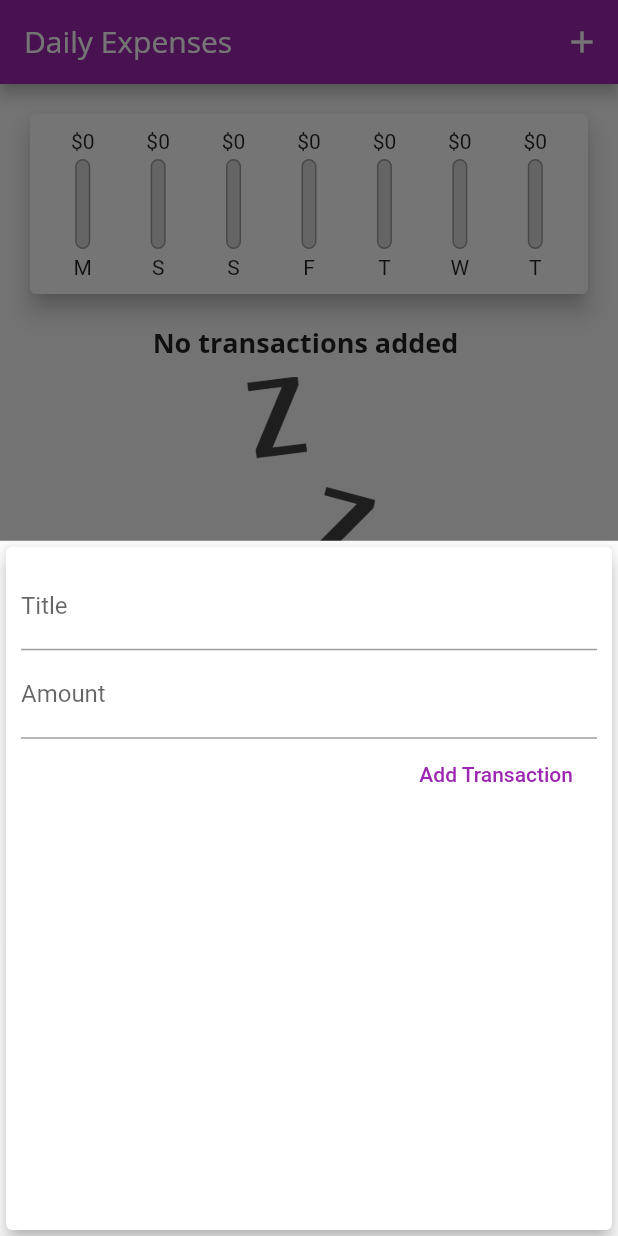
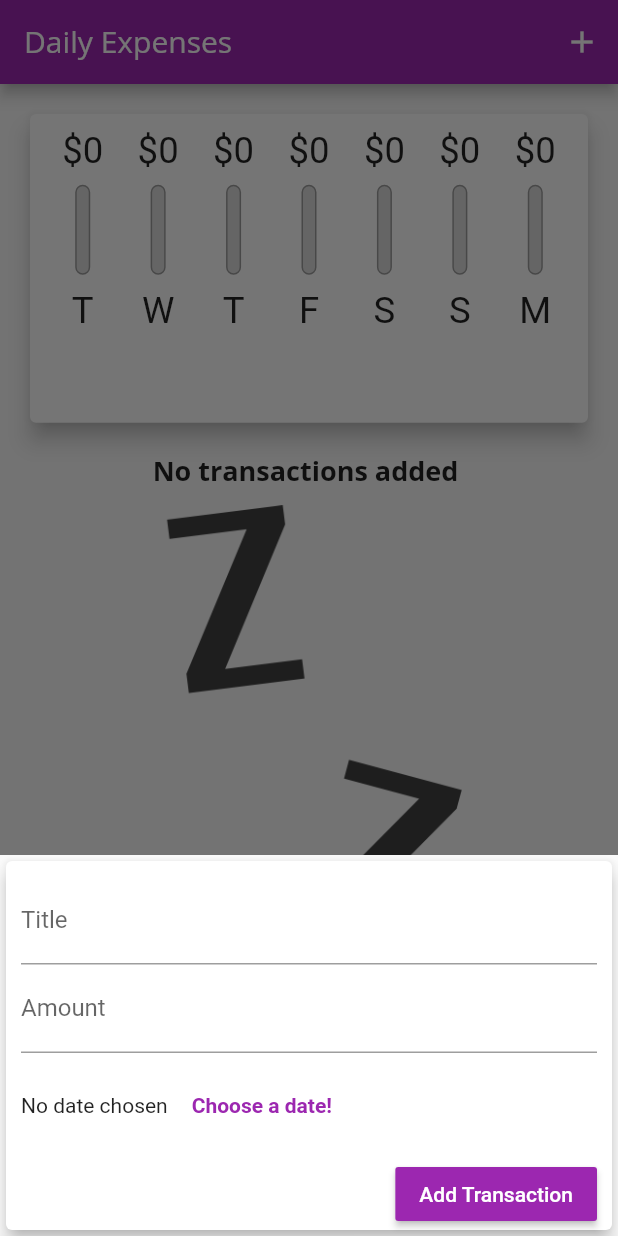
Before and after one commit to GikundaMbiriri/expenses-app, a Flutter app: the screen it shows after launch, after a tap on the "add" icon, on a phone screen of 412 x 824 dp. Run offline on Flutter 3.47's test engine with Material 2 defaults, Android fonts, the phone set to English and light mode, and no system bars.

Commit message:
second commit

```diff
--- a/lib/main.dart
+++ b/lib/main.dart
@@ -25,7 +25,7 @@ class MyApp extends StatelessWidget {
           appBarTheme: AppBarTheme(
             textTheme: ThemeData.light().textTheme.copyWith(
                 headline6: TextStyle(fontFamily: 'OpenSans', fontSize: 20),
-                ),
+                button: TextStyle(color: Colors.white)),
           )),
       home: MyHomePage(),
     );
@@ -49,6 +49,7 @@ class MyHomePageState extends State<MyHomePage> {
     // Transaction(
     //     id: 't2', title: 'new shirt', amount: 79.99, date: DateTime.now())
   ];
+  bool showChart = false;
   List<Transaction> get recent {
     return transactions
         .where(
@@ -67,24 +68,39 @@ class MyHomePageState extends State<MyHomePage> {
     });
   }
 
+  void datePicker(BuildContext ctx) {
+    showDatePicker(
+        context: ctx,
+        initialDate: DateTime.now(),
+        firstDate: DateTime(2019),
+        lastDate: DateTime.now());
+  }
+
   void startTx(BuildContext ctx) {
     showModalBottomSheet(
       context: ctx,
       builder: (bCtx) {
         return GestureDetector(
           onTap: () {},
-          child: NewTransaction(
-              _addNewTransaction, titleController, amountController),
+          child: NewTransaction(_addNewTransaction, titleController,
+              amountController, datePicker),
           behavior: HitTestBehavior.opaque,
         );
       },
     );
   }
 
+  void deleteT(String id) {
+    setState(() {
+      transactions.removeWhere((tx) => tx.id == id);
+    });
+  }
+
   @override
   Widget build(BuildContext context) {
-    return Scaffold(
-      appBar: AppBar(
+    final isLandscape =
+        MediaQuery.of(context).orientation == Orientation.landscape;
+    final appBar = AppBar(
       title: Text('Daily Expenses'),
       actions: [
         IconButton(
@@ -92,14 +108,50 @@ class MyHomePageState extends State<MyHomePage> {
           icon: Icon(Icons.add),
         )
       ],
-      ),
+    );
+    final txListWidget = Container(
+        height: (MediaQuery.of(context).size.height -
+            appBar.preferredSize.height -
+            MediaQuery.of(context).padding.top),
+        child: TransactionList(transactions, deleteT));
+    return Scaffold(
+      appBar: appBar,
       body: SingleChildScrollView(
           child: Column(
               mainAxisAlignment: MainAxisAlignment.start,
               crossAxisAlignment: CrossAxisAlignment.stretch,
               children: <Widget>[
-            Chart(recent),
-            TransactionList(transactions)
+            if (isLandscape)
+              Row(
+                mainAxisAlignment: MainAxisAlignment.center,
+                children: [
+                  Text('SHOW chart'),
+                  Switch(
+                      value: showChart,
+                      onChanged: (val) {
+                        setState(() {
+                          showChart = val;
+                        });
+                      })
+                ],
+              ),
+            if (!isLandscape)
+              Container(
+                  height: (MediaQuery.of(context).size.height -
+                          appBar.preferredSize.height -
+                          MediaQuery.of(context).padding.top) *
+                      0.32,
+                  child: Chart(recent)),
+            if (!isLandscape) txListWidget,
+            if (isLandscape)
+              showChart
+                  ? Container(
+                      height: (MediaQuery.of(context).size.height -
+                              appBar.preferredSize.height -
+                              MediaQuery.of(context).padding.top) *
+                          0.7,
+                      child: Chart(recent))
+                  : txListWidget
           ])),
       floatingActionButtonLocation: FloatingActionButtonLocation.centerFloat,
       floatingActionButton: FloatingActionButton(
--- a/lib/widgets/chart.dart
+++ b/lib/widgets/chart.dart
@@ -21,7 +21,7 @@ class Chart extends StatelessWidget {
         'day': DateFormat.E().format(weekDay).substring(0, 1),
         'amount': totalSum
       };
-    });
+    }).reversed.toList();
   }
 
   double get maxS {
@@ -32,7 +32,9 @@ class Chart extends StatelessWidget {
 
   @override
   Widget build(BuildContext context) {
-    return Card(
+    return Container(
+      height: MediaQuery.of(context).size.height * 0.3,
+      child: Card(
           elevation: 6,
           margin: EdgeInsets.all(20),
           child: Container(
@@ -51,6 +53,7 @@ class Chart extends StatelessWidget {
                       ))
                   .toList(),
             ),
-        ));
+          )),
+    );
   }
 }
--- a/lib/widgets/chart_bar.dart
+++ b/lib/widgets/chart_bar.dart
@@ -9,16 +9,20 @@ class ChartBar extends StatelessWidget {
 
   @override
   Widget build(BuildContext context) {
+    return LayoutBuilder(builder: (ctx, constraints) {
       return Column(children: [
-      FittedBox(child: Text('\$${sAmount.toStringAsFixed(0)}')),
+        Container(
+            height: constraints.maxHeight * 0.15,
+            child: FittedBox(child: Text('\$${sAmount.toStringAsFixed(0)}'))),
         SizedBox(
-        height: 4,
+          height: constraints.maxHeight * 0.05,
         ),
         Container(
           height: 60,
           width: 10,
           child: Stack(children: [
             Container(
+              height: constraints.maxHeight * 0.6,
               decoration: BoxDecoration(
                   border: Border.all(color: Colors.grey, width: 1.0),
                   color: Color.fromRGBO(220, 220, 220, 1),
@@ -34,8 +38,11 @@ class ChartBar extends StatelessWidget {
             )
           ]),
         ),
-      SizedBox(height: 4),
-      Text(label)
+        SizedBox(height: constraints.maxHeight * 0.05),
+        Container(
+            height: constraints.maxHeight * 0.15,
+            child: FittedBox(child: Text(label)))
       ]);
+    });
   }
 }
--- a/lib/widgets/new_transaction.dart
+++ b/lib/widgets/new_transaction.dart
@@ -4,14 +4,22 @@ class NewTransaction extends StatelessWidget {
   final Function addTx;
   final titleController;
   final amountController;
-  NewTransaction(this.addTx, this.titleController, this.amountController);
+  final datePicker;
+  NewTransaction(
+      this.addTx, this.titleController, this.amountController, this.datePicker);
 
   @override
   Widget build(BuildContext context) {
-    return Card(
+    return SingleChildScrollView(
+      child: Card(
         elevation: 5,
         child: Container(
-          padding: EdgeInsets.all(10),
+            padding: EdgeInsets.only(
+              top: 10,
+              left: 10,
+              right: 10,
+              bottom: MediaQuery.of(context).viewInsets.bottom,
+            ),
             child: Column(
               crossAxisAlignment: CrossAxisAlignment.end,
               children: [
@@ -30,7 +38,22 @@ class NewTransaction extends StatelessWidget {
                   },
                   controller: amountController,
                 ),
+                Container(
+                  height: 70,
+                  child: Row(
+                    children: [
+                      Text('No date chosen'),
                       FlatButton(
+                          textColor: Theme.of(context).primaryColor,
+                          onPressed: () => {},
+                          child: Text(
+                            'Choose a date!',
+                            style: TextStyle(fontWeight: FontWeight.bold),
+                          ))
+                    ],
+                  ),
+                ),
+                RaisedButton(
                     onPressed: () => {
                           if (titleController.text.isEmpty ||
                               amountController.text.isEmpty)
@@ -41,10 +64,12 @@ class NewTransaction extends StatelessWidget {
                                   double.parse(amountController.text))
                             }
                         },
-                  textColor: Colors.purple,
+                    color: Theme.of(context).primaryColor,
+                    textColor: Colors.white,
                     child: Text('Add Transaction'))
               ],
             )),
+      ),
     );
   }
 }
--- a/lib/widgets/transaction_list.dart
+++ b/lib/widgets/transaction_list.dart
@@ -4,13 +4,15 @@ import 'package:intl/intl.dart';
 
 class TransactionList extends StatelessWidget {
   final List<Transaction> transactions;
-  TransactionList(this.transactions);
+  final Function deleteT;
+  TransactionList(this.transactions, this.deleteT);
   @override
   Widget build(BuildContext context) {
     return Container(
-        height: 300,
+        height: MediaQuery.of(context).size.height * 0.6,
         child: transactions.isEmpty
-            ? Column(
+            ? LayoutBuilder(builder: (ctx, constraints) {
+                return Column(
                   children: [
                     Text('No transactions added ',
                         style: Theme.of(context).textTheme.headline6),
@@ -18,13 +20,14 @@ class TransactionList extends StatelessWidget {
                       height: 10,
                     ),
                     Container(
-                      height: 200,
+                        height: constraints.maxHeight * 0.6,
                         child: Image.asset(
                           'assets/images/waiting.png',
                           fit: BoxFit.cover,
                         )),
                   ],
-              )
+                );
+              })
             : ListView.builder(
                 itemBuilder: (ctx, index) {
                   return Card(
@@ -40,9 +43,21 @@ class TransactionList extends StatelessWidget {
                         ),
                         title: Text(transactions[index].title,
                             style: Theme.of(context).textTheme.headline6),
-                      subtitle: Text(
-                          DateFormat.yMMMd().format(transactions[index].date)),
-                    ),
+                        subtitle: Text(DateFormat.yMMMd()
+                            .format(transactions[index].date)),
+                        trailing: MediaQuery.of(context).size.width > 360
+                            ? FlatButton.icon(
+                                icon: Icon(Icons.delete),
+                                label: Text('Delete'),
+                                onPressed: () =>
+                                    deleteT(transactions[index].id),
+                                textColor: Colors.red)
+                            : IconButton(
+                                icon: Icon(Icons.delete),
+                                color: Colors.red,
+                                onPressed: () =>
+                                    deleteT(transactions[index].id),
+                              )),
                   );
                 },
                 itemCount: transactions.length,
```
Lines whose indentation alone changed are shown as unchanged.
